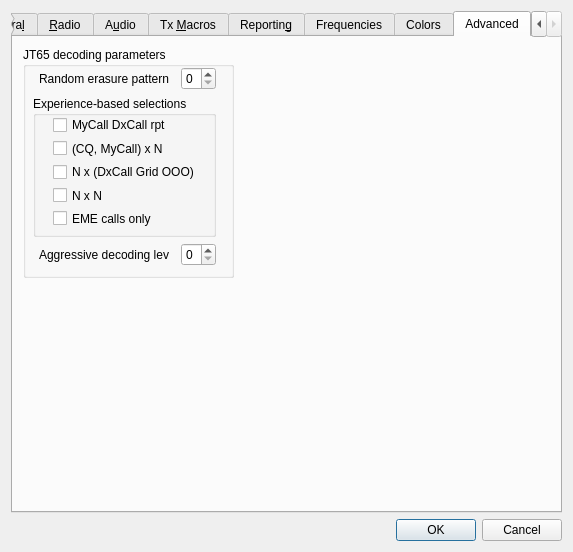
First picture: the form in Configuration.ui, repository mtharp/wsjtx-mirror, before the edit.
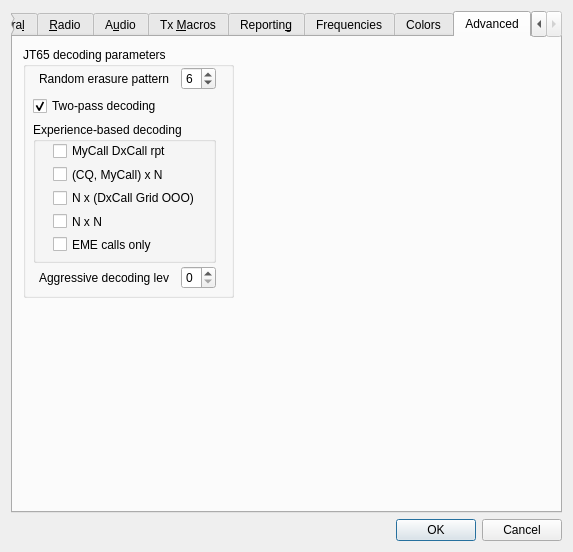
Second picture: the form after the edit. The open tabs and pages were chosen to show the change.

Commit message: Merge in the K9AN-modified code for finding JT65 sync (f0 and DT). Provide a means for selecting 1-pass or 2-pass decoding in JT65.

Patch:
```diff
--- a/Configuration.ui
+++ b/Configuration.ui
@@ -2133,7 +2133,7 @@
          <x>10</x>
          <y>10</y>
          <width>211</width>
-         <height>231</height>
+         <height>251</height>
         </rect>
        </property>
        <property name="toolTip">
@@ -2155,13 +2155,13 @@
          <string>Aggressive decoding level:</string>
         </property>
        </widget>
-       <widget class="QWidget" name="">
+       <widget class="QWidget" name="layoutWidget">
         <property name="geometry">
          <rect>
           <x>10</x>
           <y>20</y>
           <width>191</width>
-          <height>199</height>
+          <height>222</height>
          </rect>
         </property>
         <layout class="QVBoxLayout" name="verticalLayout_9">
@@ -2209,10 +2209,23 @@
              <property name="maximum">
               <number>12</number>
              </property>
+             <property name="value">
+              <number>6</number>
+             </property>
             </widget>
            </item>
           </layout>
          </item>
+         <item>
+          <widget class="QCheckBox" name="cbTwoPass">
+           <property name="text">
+            <string>Two-pass decoding</string>
+           </property>
+           <property name="checked">
+            <bool>true</bool>
+           </property>
+          </widget>
+         </item>
          <item>
           <widget class="QGroupBox" name="groupBox_6">
            <property name="minimumSize">
@@ -2228,9 +2241,9 @@
             </size>
            </property>
            <property name="title">
-            <string>Experience-based selections</string>
+            <string>Experience-based decoding</string>
            </property>
-           <widget class="QWidget" name="">
+           <widget class="QWidget" name="layoutWidget">
             <property name="geometry">
              <rect>
               <x>20</x>
```
Left out of the diff: 6 changed lines with no effect on the pictures. The commit also changes 12 other files.
